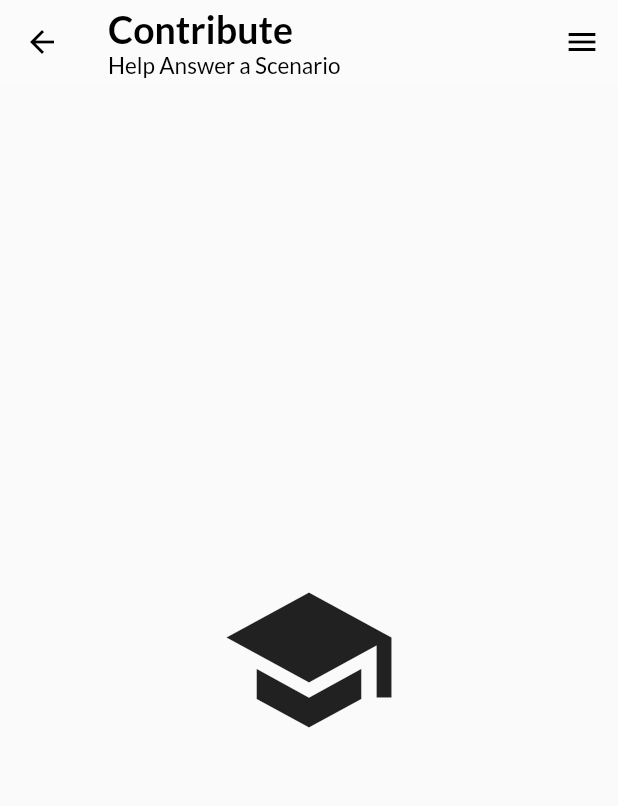
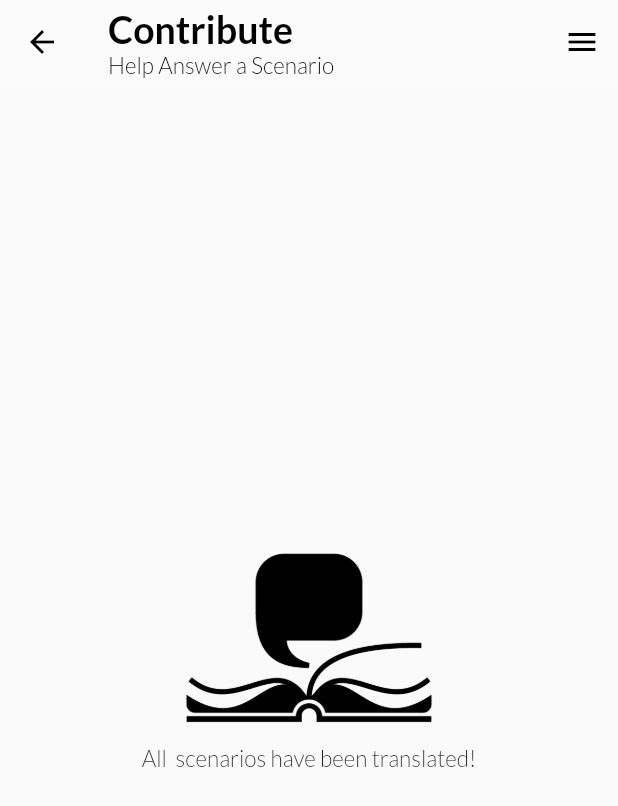
Before and after one commit to NathanaelMartinez/Language-Archive-Language-Learning, a Flutter app: the ContentProviderSelectionScreen screen opened directly with empty values, on a phone screen of 412 x 824 dp. Shown: the top 806 px of the screen. Run offline on Flutter 3.47's test engine with Material 2 defaults, Android fonts, the phone set to English and light mode, and no system bars; our stand-ins replace cloud_firestore, firebase_auth, firebase_core, firebase_storage, group_button, permission_handler and 1 more; missing offline and left inert: flutter_sound, string_similarity; accounts and stored records are empty; network calls fail.

Commit message:
Added translator credits to LL screen and CP scenario updates.

```diff
--- a/lib/models/scenario.dart
+++ b/lib/models/scenario.dart
@@ -7,6 +7,7 @@ class Scenario {
   String translatedPrompt;
   String answerAudioUrl;
   String promptAudioUrl;
+  String translator;
   String? docRef;
   bool isComplete;
 
@@ -19,6 +20,7 @@ class Scenario {
       required this.translatedPrompt,
       required this.answerAudioUrl,
       required this.promptAudioUrl,
+      required this.translator,
       required this.isComplete,
       this.docRef});
 }
--- a/lib/models/scenarioDTO.dart
+++ b/lib/models/scenarioDTO.dart
@@ -3,6 +3,7 @@ class ScenarioDTO {
   String? answerAudioUrl;
   String? translatedPrompt;
   String? translatedAnswer;
+  String? translator;
   bool? isComplete;
 
   ScenarioDTO(
@@ -10,6 +11,7 @@ class ScenarioDTO {
       this.answerAudioUrl,
       this.translatedPrompt,
       this.translatedAnswer,
+      this.translator,
       this.isComplete});
 
   Map<String, Object?> toMap() {
@@ -18,6 +20,7 @@ class ScenarioDTO {
       'answerAudioUrl': answerAudioUrl,
       'translatedPrompt': translatedPrompt,
       'translatedAnswer': translatedAnswer,
+      'translator': translator,
       'isComplete': isComplete
     };
   }
--- a/lib/screens/content_provider_selection_screen.dart
+++ b/lib/screens/content_provider_selection_screen.dart
@@ -1,3 +1,5 @@
+import 'dart:math';
+
 import 'package:flutter/material.dart';
 import 'package:cloud_firestore/cloud_firestore.dart';
 import '../models/userSelection.dart';
@@ -44,6 +46,7 @@ class _ContentProviderSelectionScreenState
                     translatedPrompt: entry['translatedPrompt'],
                     answerAudioUrl: entry['answerAudioUrl'],
                     promptAudioUrl: entry['promptAudioUrl'],
+                    translator: entry['translator'],
                     isComplete: entry['isComplete'],
                     docRef: entry.id);
                 return ListTile(
@@ -109,9 +112,16 @@ class _ContentProviderSelectionScreenState
             title: 'Contribute',
             subtitle: 'Help Answer a Scenario',
             child: Center(
-                child: Icon(
-              Icons.school,
-              size: 120.0,
+                child: Column(
+                  mainAxisAlignment: MainAxisAlignment.center,
+                  children: [
+                    Image.asset(
+                      'assets/images/language-archive-logo.png',
+                      height: 120),
+                    SizedBox(height: 10),
+                    Text('All ${widget.userSelection.language} scenarios have been translated!',
+                      style: TextStyle(fontSize: 15, fontWeight: FontWeight.w300))
+                  ]
             )),
             userInfo: widget.userInfo,
           );
--- a/lib/screens/language_learner_scenario_screen.dart
+++ b/lib/screens/language_learner_scenario_screen.dart
@@ -368,7 +368,9 @@ class _LanguageLearnerScenarioScreenState
                         child: const Text('Show Answer'),
                       )
                     ],
-                  )
+                  ),
+                  SizedBox(height: 10),
+                  Text('Translation provided by: ${widget.scenario.translator}', style: TextStyle(fontSize: 12, fontWeight: FontWeight.w300),)
                 ],
               ),
             ),
--- a/lib/widgets/language_learning_app_scaffold.dart
+++ b/lib/widgets/language_learning_app_scaffold.dart
@@ -37,7 +37,7 @@ class LanguageLearningAppScaffold extends StatelessWidget {
                 subtitle,
                 style: TextStyle(
                     color: Colors.black,
-                    fontWeight: FontWeight.w500,
+                    fontWeight: FontWeight.w300,
                     fontSize: 15),
               ))
         ]),
```
Also changed, not shown: lib/screens/content_provider_scenario_screen.dart (+8 -0 lines), lib/screens/home_login_screen.dart (+0 -7 lines), lib/screens/language_learner_selection_screen.dart (+13 -4 lines), lib/widgets/settings_drawer.dart (+5 -5 lines).
